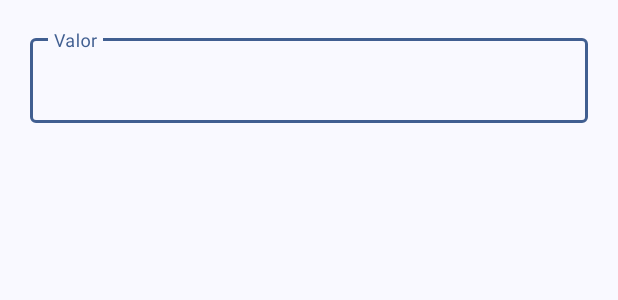
After one commit to jonathas-silva/Domestic-Budget, an Android app: the layout custom_alert_gastos_edt.xml on its own in the app's theme, with its tools: preview values and no code run, on a phone screen of 412 x 824 dp. The commit adds this screen. Shown: the top 300 px of the screen. Run offline under Robolectric (Android 15) with nearby library versions, the phone set to English and light mode, and no system bars.

Commit message:
criação de alertDialog personalizado para edição de gastos

```diff
--- a/app/src/main/java/com/example/domesticbudget/CategoriasAdapter.kt
+++ b/app/src/main/java/com/example/domesticbudget/CategoriasAdapter.kt
@@ -8,7 +8,6 @@ import androidx.constraintlayout.widget.ConstraintLayout
 import androidx.recyclerview.widget.RecyclerView.Adapter
 import androidx.recyclerview.widget.RecyclerView.ViewHolder
 import com.example.domesticbudget.model.Categoria
-import com.example.domesticbudget.model.Gasto
 import java.text.SimpleDateFormat
 import java.util.Calendar
 import java.util.Date
@@ -38,7 +37,7 @@ class CategoriasAdapter(
         val valorCategoria: TextView = itemView.findViewById(R.id.valorCategoria)
         val periodo: TextView = itemView.findViewById(R.id.txtPeriodoOrcamento)
         val valorRestante: TextView = itemView.findViewById(R.id.txtValorRestante)
-        val container : ConstraintLayout = itemView.findViewById(R.id.containerItemCategorias)
+        val container: ConstraintLayout = itemView.findViewById(R.id.containerItemCategorias)
 
     }
 
--- a/app/src/main/java/com/example/domesticbudget/GastosAdapter.kt
+++ b/app/src/main/java/com/example/domesticbudget/GastosAdapter.kt
@@ -12,7 +12,7 @@ import com.example.domesticbudget.model.Gasto
 //
 
 class GastosAdapter(
-    val onClickExcluir: (Int) -> Unit
+    val onClickEditar: (Gasto) -> Unit
 ) : RecyclerView.Adapter<GastosAdapter.GastosViewHolder>() {
 
     private var listaDeGastos: List<Gasto> = emptyList()
@@ -64,7 +64,9 @@ class GastosAdapter(
         holder.data.text = gasto.data
 
         holder.container.setOnClickListener {
-            //onClickExcluir(gasto.idGasto)
+
+            onClickEditar(gasto)
+
         }
 
 
--- a/app/src/main/java/com/example/domesticbudget/MainActivity.kt
+++ b/app/src/main/java/com/example/domesticbudget/MainActivity.kt
@@ -1,8 +1,6 @@
 package com.example.domesticbudget
 
-import android.content.Intent
 import android.os.Bundle
-import androidx.activity.enableEdgeToEdge
 import androidx.appcompat.app.AppCompatActivity
 import androidx.core.content.ContextCompat
 import androidx.core.view.ViewCompat
@@ -71,7 +69,7 @@ class MainActivity : AppCompatActivity() {
         setSupportActionBar(binding.includeToolbar.tbPrincipal)
     }
 
-    private fun replaceFragment(fragment: Fragment) {
+    fun replaceFragment(fragment: Fragment) {
 
 
         val fragmentTransaction = supportFragmentManager.beginTransaction()
--- a/app/src/main/java/com/example/domesticbudget/NovaCategoriaActivity.kt
+++ b/app/src/main/java/com/example/domesticbudget/NovaCategoriaActivity.kt
@@ -73,6 +73,7 @@ class NovaCategoriaActivity : AppCompatActivity() {
 
                     if (categoriaDAO.atualizar(categoriaAtualizada)) {
                         Toast.makeText(this, "Categoria atualizada!", Toast.LENGTH_SHORT).show()
+                        finish()
                     } else {
                         Toast.makeText(this, "Erro ao atualizar categoria!", Toast.LENGTH_SHORT)
                             .show()
--- a/app/src/main/java/com/example/domesticbudget/database/CategoriaDAO.kt
+++ b/app/src/main/java/com/example/domesticbudget/database/CategoriaDAO.kt
@@ -3,7 +3,6 @@ package com.example.domesticbudget.database
 import android.content.ContentValues
 import android.content.Context
 import android.util.Log
-import android.view.WindowManager.InvalidDisplayException
 import com.example.domesticbudget.model.Categoria
 
 class CategoriaDAO(context: Context) : ICategoriasDAO {
@@ -49,7 +48,7 @@ class CategoriaDAO(context: Context) : ICategoriasDAO {
                 "${DatabaseHelper.COLUNA_CATEGORIAS_ID} = ?",
                 args
             )
-         }catch (e: Exception){
+        } catch (e: Exception) {
             Log.e("info_db", "Erro ao atualizar categoria!!")
             return false
         }
--- a/app/src/main/java/com/example/domesticbudget/model/Gasto.kt
+++ b/app/src/main/java/com/example/domesticbudget/model/Gasto.kt
@@ -1,4 +1,6 @@
 package com.example.domesticbudget.model
+
+import java.io.Serializable
 
 data class Gasto(
     val idGasto: Int,
@@ -6,4 +8,4 @@ data class Gasto(
     val descricao: String,
     val categoria: Int,
     val data: String
-    ){}
+    ): Serializable
--- /dev/null
+++ b/app/src/main/res/layout/custom_alert_gastos_edt.xml
@@ -0,0 +1,31 @@
+<?xml version="1.0" encoding="utf-8"?>
+
+<!--XML para alert builder personalizado-->
+
+<androidx.constraintlayout.widget.ConstraintLayout xmlns:android="http://schemas.android.com/apk/res/android"
+    xmlns:app="http://schemas.android.com/apk/res-auto"
+    android:id="@+id/constraint_edit_gastos"
+    android:layout_width="match_parent"
+    android:layout_height="wrap_content"
+    android:orientation="vertical"
+    android:padding="20dp">
+
+    <com.google.android.material.textfield.TextInputLayout
+        android:id="@+id/containerEditGastos"
+        android:layout_width="0dp"
+        android:layout_height="wrap_content"
+        android:hint="Valor"
+        app:layout_constraintBottom_toBottomOf="parent"
+        app:layout_constraintEnd_toEndOf="parent"
+        app:layout_constraintHorizontal_bias="0.5"
+        app:layout_constraintStart_toStartOf="parent"
+        app:layout_constraintTop_toTopOf="parent"
+        app:layout_constraintVertical_bias="0.5">
+
+        <com.google.android.material.textfield.TextInputEditText
+            android:id="@+id/valorEditGastos"
+            android:layout_width="match_parent"
+            android:layout_height="wrap_content" />
+    </com.google.android.material.textfield.TextInputLayout>
+
+</androidx.constraintlayout.widget.ConstraintLayout>
```
Also changed, not shown: app/src/main/java/com/example/domesticbudget/GastosFragment.kt (+19 -11 lines). Lines whose indentation alone changed are shown as unchanged.
